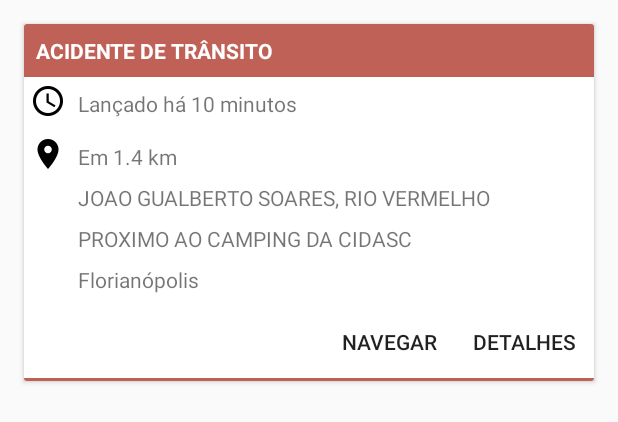
After one commit to cbmsc-diti/firecast-comunidade-android, an Android app: the layout occurrencelist_cardoccurrenceitem.xml on its own in the app's theme, with its tools: preview values and no code run, on a phone screen of 412 x 824 dp. The commit adds this screen. Shown: the top 422 px of the screen. Run offline under Robolectric (Android 15) with nearby library versions, the phone set to English and light mode, and no system bars.

Commit message:
Simple card version

```diff
--- a/app/build.gradle
+++ b/app/build.gradle
@@ -29,7 +29,7 @@ android {
 ext {
     retrofitVersion = '2.1.0'
     rxjavaVersion = '1.1.0'
-    supportVersion = '24.2.0'
+    supportVersion = '24.2.1'
 }
 
 dependencies {
@@ -41,6 +41,7 @@ dependencies {
 
 
     compile "com.android.support:appcompat-v7:$supportVersion"
+    compile "com.android.support:cardview-v7:$supportVersion"
     compile "com.android.support:design:$supportVersion"
     compile "com.android.support:recyclerview-v7:$supportVersion"
 
--- /dev/null
+++ b/app/src/main/java/br/gov/sc/cbm/e193comunitario/presentation/components/occurrencelist/CardOccurenceItem.java
@@ -0,0 +1,54 @@
+package br.gov.sc.cbm.e193comunitario.presentation.components.occurrencelist;
+
+import android.support.v7.widget.RecyclerView;
+import android.view.View;
+import android.widget.TextView;
+
+import br.gov.sc.cbm.e193comunitario.R;
+import br.gov.sc.cbm.e193comunitario.domain.Occurrence;
+
+/**
+ * Created by bonet on 9/21/16.
+ */
+
+
+class CardOccurenceItem extends OccurenceItem {
+
+    Occurrence occ;
+
+    TextView type, hour, distance, location, reference, city;
+
+    View v;
+
+    public CardOccurenceItem(View itemView) {
+        super(itemView);
+
+        type = (TextView) itemView.findViewById(R.id.simpleoccurrenceitem__type);
+        hour = (TextView) itemView.findViewById(R.id.simpleoccurrenceitem__hour);
+        distance = (TextView) itemView.findViewById(R.id.simpleoccurrenceitem__distance);
+        location = (TextView) itemView.findViewById(R.id.simpleoccurrenceitem__location);
+        reference = (TextView) itemView.findViewById(R.id.simpleoccurrenceitem__reference);
+        city = (TextView) itemView.findViewById(R.id.simpleoccurrenceitem__city);
+
+
+    }
+
+    public void setOccurrence(Occurrence occ) {
+        this.occ = occ;
+        type.setText(occ.type);
+        hour.setText(occ.arrivalTime);
+        distance.setText("1.4km");
+        location.setText(buildLocationString(occ));
+        reference.setText(occ.referencePoint);
+        city.setText(occ.city);
+    }
+
+    private String buildLocationString(Occurrence occ) {
+        return occ.adressStreet+ ", "+occ.neighborhood;
+    }
+
+
+
+
+
+}
--- /dev/null
+++ b/app/src/main/java/br/gov/sc/cbm/e193comunitario/presentation/components/occurrencelist/OccurenceItem.java
@@ -0,0 +1,18 @@
+package br.gov.sc.cbm.e193comunitario.presentation.components.occurrencelist;
+
+import android.support.v7.widget.RecyclerView;
+import android.view.View;
+
+import br.gov.sc.cbm.e193comunitario.domain.Occurrence;
+
+/**
+ * Created by bonet on 9/21/16.
+ */
+abstract class OccurenceItem extends RecyclerView.ViewHolder {
+
+    public OccurenceItem(View itemView) {
+        super(itemView);
+    }
+
+    abstract void setOccurrence(Occurrence occ);
+}
--- a/app/src/main/java/br/gov/sc/cbm/e193comunitario/presentation/components/occurrencelist/OccurrenceListListView.java
+++ b/app/src/main/java/br/gov/sc/cbm/e193comunitario/presentation/components/occurrencelist/OccurrenceListListView.java
@@ -5,7 +5,6 @@ import android.util.Log;
 import android.view.LayoutInflater;
 import android.view.View;
 import android.view.ViewGroup;
-import android.widget.TextView;
 
 import java.util.ArrayList;
 import java.util.List;
@@ -17,7 +16,7 @@ import br.gov.sc.cbm.e193comunitario.domain.Occurrence;
  * Created by bonet on 9/13/16.
  */
 
-public class OccurrenceListListView extends RecyclerView.Adapter<OccurrenceListListView.OccurrenceItem> implements OccurrenceListContract.View {
+public class OccurrenceListListView extends RecyclerView.Adapter<OccurenceItem> implements OccurrenceListContract.View {
     private static final String TAG = "OccurrenceListListView";
 
     List<Occurrence> occurrences;
@@ -53,15 +52,15 @@ public class OccurrenceListListView extends RecyclerView.Adapter<OccurrenceListL
     }
 
     @Override
-    public OccurrenceItem onCreateViewHolder(ViewGroup parent, int viewType) {
+    public OccurenceItem onCreateViewHolder(ViewGroup parent, int viewType) {
 
-        View v = LayoutInflater.from(parent.getContext()).inflate(R.layout.occurrencelist_simpleoccurrenceitem, null, false);
+        View v = LayoutInflater.from(parent.getContext()).inflate(R.layout.occurrencelist_cardoccurrenceitem, null, false);
 
-        return new OccurrenceItem(v);
+        return new CardOccurenceItem(v);
     }
 
     @Override
-    public void onBindViewHolder(OccurrenceItem holder, int position) {
+    public void onBindViewHolder(OccurenceItem holder, int position) {
         holder.setOccurrence(occurrences.get(position));
     }
 
@@ -72,33 +71,4 @@ public class OccurrenceListListView extends RecyclerView.Adapter<OccurrenceListL
     }
 
 
-    class OccurrenceItem extends RecyclerView.ViewHolder {
-
-        Occurrence occ;
-
-        TextView typeView;
-        TextView idView;
-        TextView descriptionView;
-
-        View v;
-
-        public OccurrenceItem(View itemView) {
-            super(itemView);
-
-            typeView = (TextView) itemView.findViewById(R.id.simpleoccurrenceitem__type);
-            idView = (TextView) itemView.findViewById(R.id.simpleoccurrenceitem__id);
-            descriptionView = (TextView) itemView.findViewById(R.id.simpleoccurrenceitem__description);
-
-        }
-
-        public void setOccurrence(Occurrence occ) {
-            this.occ = occ;
-
-            typeView.setText(occ.type);
-            idView.setText(""+occ.id);
-            descriptionView.setText(occ.history);
-        }
-
-    }
-
 }
--- /dev/null
+++ b/app/src/main/java/br/gov/sc/cbm/e193comunitario/presentation/components/occurrencelist/SimpleOccurrenceItem.java
@@ -0,0 +1,40 @@
+package br.gov.sc.cbm.e193comunitario.presentation.components.occurrencelist;
+
+import android.support.v7.widget.RecyclerView;
+import android.view.View;
+import android.widget.TextView;
+
+import br.gov.sc.cbm.e193comunitario.R;
+import br.gov.sc.cbm.e193comunitario.domain.Occurrence;
+
+/**
+ * Created by bonet on 9/21/16.
+ */
+class SimpleOccurrenceItem extends OccurenceItem {
+
+    Occurrence occ;
+
+    TextView typeView;
+    TextView idView;
+    TextView descriptionView;
+
+    View v;
+
+    public SimpleOccurrenceItem(View itemView) {
+        super(itemView);
+
+        typeView = (TextView) itemView.findViewById(R.id.simpleoccurrenceitem__type);
+        idView = (TextView) itemView.findViewById(R.id.simpleoccurrenceitem__id);
+        descriptionView = (TextView) itemView.findViewById(R.id.simpleoccurrenceitem__description);
+
+    }
+
+    public void setOccurrence(Occurrence occ) {
+        this.occ = occ;
+
+        typeView.setText(occ.type);
+        idView.setText("" + occ.id);
+        descriptionView.setText(occ.history);
+    }
+
+}
--- /dev/null
+++ b/app/src/main/res/layout-v21/occurrencelist_cardoccurrenceitem.xml
@@ -0,0 +1,152 @@
+<?xml version="1.0" encoding="utf-8"?>
+
+<FrameLayout
+    xmlns:android="http://schemas.android.com/apk/res/android"
+    xmlns:tools="http://schemas.android.com/tools"
+    android:layout_width="match_parent"
+    android:layout_height="wrap_content"
+    android:padding="8dp"
+    android:elevation="4dp">
+
+
+<android.support.v7.widget.CardView
+    android:layout_width="match_parent"
+    android:layout_height="wrap_content"
+    android:elevation="8dp"
+    >
+
+    <LinearLayout
+        android:layout_width="match_parent"
+        android:layout_height="wrap_content"
+        android:orientation="vertical"
+        >
+
+        <TextView
+            android:layout_width="match_parent"
+            android:layout_height="wrap_content"
+            android:id="@+id/simpleoccurrenceitem__type"
+            tools:text="ACIDENTE DE TRÂNSITO"
+            android:background="@color/occurrences_0"
+            android:padding="8dp"
+            android:textColor="@color/white"
+            android:textStyle="bold"
+            android:height="48dp"
+            android:textSize="16sp"
+            android:gravity="center_vertical"
+
+            />
+
+        <RelativeLayout
+            android:layout_width="match_parent"
+            android:layout_height="wrap_content"
+            android:padding="4dp">
+
+            <ImageView
+                android:layout_width="wrap_content"
+                android:layout_height="wrap_content"
+                android:src="@drawable/ic_access_time_black_24dp"
+                android:id="@+id/time_image"
+                android:layout_marginRight="4dp"
+                />
+
+            <TextView
+                android:id="@+id/simpleoccurrenceitem__hour"
+                android:layout_width="match_parent"
+                android:layout_height="wrap_content"
+                tools:text="Lançado há 10 minutos"
+                android:padding="4dp"
+                android:layout_toRightOf="@id/time_image"
+                android:layout_toEndOf="@id/time_image"
+                />
+
+
+        </RelativeLayout>
+
+
+        <RelativeLayout
+            android:layout_width="match_parent"
+            android:layout_height="wrap_content"
+            android:padding="4dp">
+
+            <ImageView
+                android:layout_width="wrap_content"
+                android:layout_height="wrap_content"
+                android:src="@drawable/ic_location_on_black_24dp"
+                android:id="@+id/loc_image"
+                android:layout_marginRight="4dp"
+                />
+
+            <LinearLayout
+                android:layout_width="match_parent"
+                android:layout_height="wrap_content"
+                android:orientation="vertical"
+                android:layout_toRightOf="@id/loc_image"
+                android:layout_toEndOf="@id/loc_image"
+                >
+                <TextView
+                    android:id="@+id/simpleoccurrenceitem__distance"
+                    android:layout_width="match_parent"
+                    android:layout_height="wrap_content"
+                    tools:text="Em 1.4 km"
+                    android:padding="4dp"
+
+                    />
+
+
+                <TextView
+                    android:id="@+id/simpleoccurrenceitem__location"
+                    android:layout_width="match_parent"
+                    android:layout_height="wrap_content"
+                    tools:text="JOAO GUALBERTO SOARES, RIO VERMELHO"
+                    android:padding="4dp"
+                    />
+
+                <TextView
+                    android:id="@+id/simpleoccurrenceitem__reference"
+                    android:layout_width="match_parent"
+                    android:layout_height="wrap_content"
+                    tools:text="PROXIMO AO CAMPING DA CIDASC"
+                    android:padding="4dp"
+                    />
+
+                <TextView
+                    android:id="@+id/simpleoccurrenceitem__city"
+                    android:layout_width="match_parent"
+                    android:layout_height="wrap_content"
+                    tools:text="Florianópolis"
+                    android:padding="4dp"
+                    />
+
+            </LinearLayout>
+        </RelativeLayout>
+
+
+        <LinearLayout
+            android:layout_width="match_parent"
+            android:layout_height="wrap_content"
+            android:orientation="horizontal"
+            android:gravity="end">
+
+            <Button
+                android:layout_width="wrap_content"
+                android:layout_height="wrap_content"
+                android:text="Navegar"
+                style="@style/Widget.AppCompat.Button.Borderless"/>
+
+            <Button
+                android:layout_width="wrap_content"
+                android:layout_height="wrap_content"
+                android:text="Detalhes"
+                style="@style/Widget.AppCompat.Button.Borderless"/>
+
+        </LinearLayout>
+
+        <View
+            android:layout_width="match_parent"
+            android:layout_height="2dp"
+            tools:background="@color/occurrences_0"/>
+
+
+    </LinearLayout>
+</android.support.v7.widget.CardView>
+</FrameLayout>
--- a/app/src/main/res/layout/occurrencelist__activity.xml
+++ b/app/src/main/res/layout/occurrencelist__activity.xml
@@ -5,10 +5,6 @@
     xmlns:tools="http://schemas.android.com/tools"
     android:layout_width="match_parent"
     android:layout_height="match_parent"
-    android:paddingBottom="@dimen/activity_vertical_margin"
-    android:paddingLeft="@dimen/activity_horizontal_margin"
-    android:paddingRight="@dimen/activity_horizontal_margin"
-    android:paddingTop="@dimen/activity_vertical_margin"
     tools:context="br.gov.sc.cbm.e193comunitario.presentation.screens.list.OccurrenceListActivity">
 
 
--- /dev/null
+++ b/app/src/main/res/layout/occurrencelist_cardoccurrenceitem.xml
@@ -0,0 +1,148 @@
+<?xml version="1.0" encoding="utf-8"?>
+<FrameLayout
+    xmlns:android="http://schemas.android.com/apk/res/android"
+    xmlns:tools="http://schemas.android.com/tools"
+    android:layout_width="match_parent"
+    android:layout_height="wrap_content"
+    android:padding="8dp"
+    >
+
+<android.support.v7.widget.CardView
+    xmlns:android="http://schemas.android.com/apk/res/android"
+    xmlns:tools="http://schemas.android.com/tools"
+    android:layout_width="match_parent"
+    android:layout_height="wrap_content"
+    android:layout_margin="8dp"
+    >
+
+    <LinearLayout
+        android:layout_width="match_parent"
+        android:layout_height="wrap_content"
+        android:orientation="vertical"
+        >
+
+        <TextView
+            android:layout_width="match_parent"
+            android:layout_height="wrap_content"
+            android:id="@+id/simpleoccurrenceitem__type"
+            tools:text="ACIDENTE DE TRÂNSITO"
+            android:background="@color/occurrences_0"
+            android:padding="8dp"
+            android:textColor="@color/white"
+            android:textStyle="bold"
+            />
+
+        <RelativeLayout
+            android:layout_width="match_parent"
+            android:layout_height="wrap_content"
+            android:padding="4dp">
+
+            <ImageView
+                android:layout_width="wrap_content"
+                android:layout_height="wrap_content"
+                android:src="@drawable/ic_access_time_black_24dp"
+                android:id="@+id/time_image"
+                android:layout_marginRight="4dp"
+                />
+
+            <TextView
+                android:id="@+id/simpleoccurrenceitem__hour"
+                android:layout_width="match_parent"
+                android:layout_height="wrap_content"
+                tools:text="Lançado há 10 minutos"
+                android:padding="4dp"
+                android:layout_toRightOf="@id/time_image"
+                android:layout_toEndOf="@id/time_image"
+                />
+
+
+        </RelativeLayout>
+
+
+        <RelativeLayout
+            android:layout_width="match_parent"
+            android:layout_height="wrap_content"
+            android:padding="4dp">
+
+            <ImageView
+                android:layout_width="wrap_content"
+                android:layout_height="wrap_content"
+                android:src="@drawable/ic_location_on_black_24dp"
+                android:id="@+id/loc_image"
+                android:layout_marginRight="4dp"
+                />
+
+            <LinearLayout
+                android:layout_width="match_parent"
+                android:layout_height="wrap_content"
+                android:orientation="vertical"
+                android:layout_toRightOf="@id/loc_image"
+                android:layout_toEndOf="@id/loc_image"
+                >
+                <TextView
+                    android:id="@+id/simpleoccurrenceitem__distance"
+                    android:layout_width="match_parent"
+                    android:layout_height="wrap_content"
+                    tools:text="Em 1.4 km"
+                    android:padding="4dp"
+
+                    />
+
+
+                <TextView
+                    android:id="@+id/simpleoccurrenceitem__location"
+                    android:layout_width="match_parent"
+                    android:layout_height="wrap_content"
+                    tools:text="JOAO GUALBERTO SOARES, RIO VERMELHO"
+                    android:padding="4dp"
+                    />
+
+                <TextView
+                    android:id="@+id/simpleoccurrenceitem__reference"
+                    android:layout_width="match_parent"
+                    android:layout_height="wrap_content"
+                    tools:text="PROXIMO AO CAMPING DA CIDASC"
+                    android:padding="4dp"
+                    />
+
+                <TextView
+                    android:id="@+id/simpleoccurrenceitem__city"
+                    android:layout_width="match_parent"
+                    android:layout_height="wrap_content"
+                    tools:text="Florianópolis"
+                    android:padding="4dp"
+                    />
+
+            </LinearLayout>
+        </RelativeLayout>
+
+
+        <LinearLayout
+            android:layout_width="match_parent"
+            android:layout_height="wrap_content"
+            android:orientation="horizontal"
+            android:gravity="end">
+
+            <Button
+                android:layout_width="wrap_content"
+                android:layout_height="wrap_content"
+                android:text="Navegar"
+                style="@style/Widget.AppCompat.Button.Borderless"/>
+
+            <Button
+                android:layout_width="wrap_content"
+                android:layout_height="wrap_content"
+                android:text="Detalhes"
+                style="@style/Widget.AppCompat.Button.Borderless"/>
+
+        </LinearLayout>
+
+        <View
+            android:layout_width="match_parent"
+            android:layout_height="2dp"
+            tools:background="@color/occurrences_0"/>
+
+
+    </LinearLayout>
+</android.support.v7.widget.CardView>
+</FrameLayout>
--- a/app/src/main/res/values/colors.xml
+++ b/app/src/main/res/values/colors.xml
@@ -4,17 +4,30 @@
     <color name="colorPrimaryDark">#E74C3C</color>
     <color name="colorAccent">#F1C40D</color>
 
+
+    <color name="occurrences_0">#C06158</color>
+    <color name="occurrences_1">#E77C71</color>
+    <color name="occurrences_2">#E8862F</color>
+    <color name="occurrences_3">#FFAA53</color>
+    <color name="occurrences_4">#FFD13E</color>
+    <color name="occurrences_5">#8EE67D</color>
+    <color name="occurrences_6">#49CE42</color>
+    <color name="occurrences_7">#2DC4AF</color>
+    <color name="occurrences_8">#55E5F2</color>
+    <color name="occurrences_9">#22B2E6</color>
+    <color name="white">#FFFFFF</color>
+
     <array name="occurences">
-        <item>#C06158</item>
-        <item>#E77C71</item>
-        <item>#E8862F</item>
-        <item>#FFAA53</item>
-        <item>#FFD13E</item>
-        <item>#8EE67D</item>
-        <item>#49CE42</item>
-        <item>#2DC4AF</item>
-        <item>#55E5F2</item>
-        <item>#22B2E6</item>
+        <item>@color/occurrences_0</item>
+        <item>@color/occurrences_1</item>
+        <item>@color/occurrences_2</item>
+        <item>@color/occurrences_3</item>
+        <item>@color/occurrences_4</item>
+        <item>@color/occurrences_5</item>
+        <item>@color/occurrences_6</item>
+        <item>@color/occurrences_7</item>
+        <item>@color/occurrences_8</item>
+        <item>@color/occurrences_9</item>
     </array>
 
 </resources>
```
Also changed, not shown: app/src/main/res/drawable-hdpi/ic_access_time_black_24dp.png (added), app/src/main/res/drawable-hdpi/ic_location_on_black_24dp.png (added), app/src/main/res/drawable-mdpi/ic_access_time_black_24dp.png (added), app/src/main/res/drawable-mdpi/ic_location_on_black_24dp.png (added), app/src/main/res/drawable-xhdpi/ic_access_time_black_24dp.png (added), app/src/main/res/drawable-xhdpi/ic_location_on_black_24dp.png (added), app/src/main/res/drawable-xxhdpi/ic_access_time_black_24dp.png (added), app/src/main/res/drawable-xxhdpi/ic_location_on_black_24dp.png (added), app/src/main/res/drawable-xxxhdpi/ic_access_time_black_24dp.png (added), app/src/main/res/drawable-xxxhdpi/ic_location_on_black_24dp.png (added).
